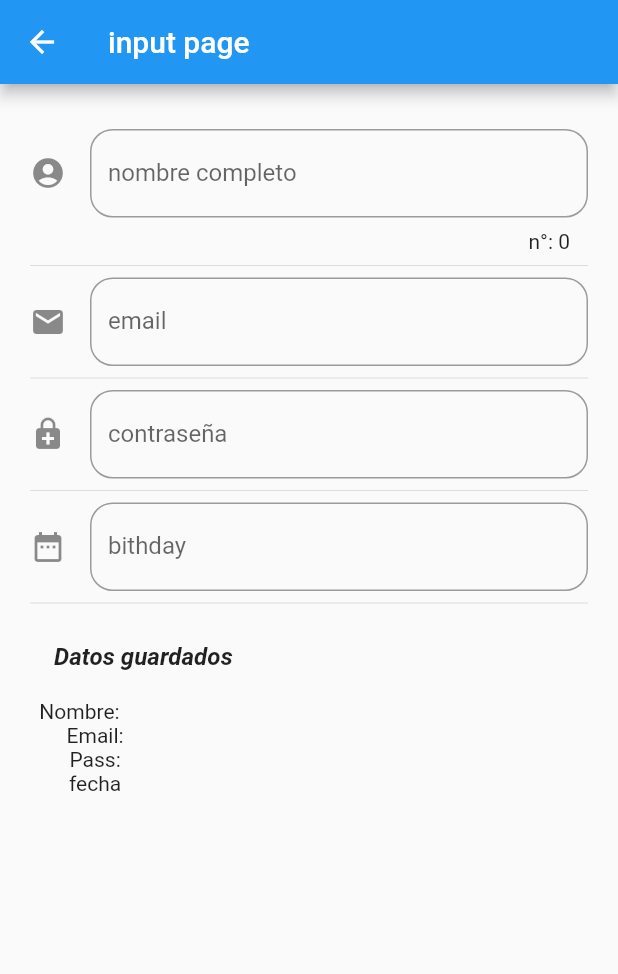
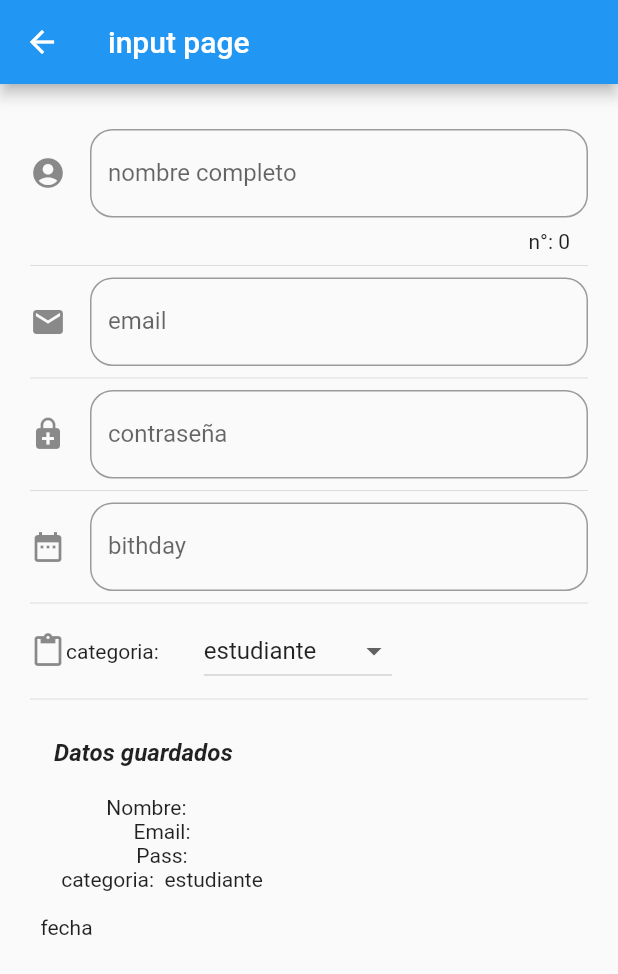
Before and after one commit to eliezer2020/mi_proyecto_flutter, a Flutter app: the screen it shows after launch, after a tap on "Input_page", on a phone screen of 412 x 824 dp. Shown: the top 974 px of the screen. Run offline on Flutter 3.47's test engine with Material 2 defaults, Android fonts, the phone set to English and light mode, and no system bars; network calls fail.

Commit message:
fin proyecto 1

```diff
--- a/lib/main.dart
+++ b/lib/main.dart
@@ -8,12 +8,18 @@ import 'package:mi_proyecto/src/home_page.dart';
 import 'package:mi_proyecto/src/input_page.dart';
 //import 'package:mi_proyecto/src/home_temp.dart';
 
+//support languajes
+import 'package:flutter_localizations/flutter_localizations.dart';
+import 'package:mi_proyecto/src/list_page.dart';
+import 'package:mi_proyecto/src/slider_page.dart';
+
 void main() => runApp(MyApp());
 
 class MyApp extends StatelessWidget {
   @override
   Widget build(context) {
     return MaterialApp(
+
       debugShowCheckedModeBanner: false,
       // home: HomePage(),
       initialRoute: "home",
@@ -25,7 +31,24 @@ class MyApp extends StatelessWidget {
         "card": (context) => CardPage(),
         "container": (context )=> AnimatedContainerClass(),
         "inputs": (context) => InputPage(),
+        "slider": (context) => SliderPage(),
+        "listpage": (context) => ListPage(),
+
       },
+
+
+      //languaje support
+      localizationsDelegates: [
+   // ... app-specific localization delegate[s] here
+   GlobalMaterialLocalizations.delegate,
+   GlobalWidgetsLocalizations.delegate,
+   GlobalCupertinoLocalizations.delegate,
+ ],
+ supportedLocales: [
+    const Locale('en'), // English
+    const Locale('es'), // spanish
+ ],
+
     );
   }
 }
--- a/lib/src/input_page.dart
+++ b/lib/src/input_page.dart
@@ -11,7 +11,11 @@ class InputPageState extends State<InputPage> {
   String _email = "";
   String _password = "";
   TextEditingController _inputDate = new TextEditingController();
-  String _fechaText ="";
+  String _fechaText = "";
+  String _controlvalue ="estudiante";
+
+  //drodown menu
+
   @override
   Widget build(BuildContext context) {
     return Scaffold(
@@ -19,9 +23,7 @@ class InputPageState extends State<InputPage> {
         title: Text("input page"),
       ),
       body: ListView(
-
         padding: EdgeInsets.symmetric(horizontal: 20.0, vertical: 30.0),
-
         children: <Widget>[
           _crearInput(),
           Divider(),
@@ -31,7 +33,17 @@ class InputPageState extends State<InputPage> {
           Divider(),
           _crearFecha(context),
           Divider(),
-          _mostrarPersona(),
+
+          Row(children: <Widget>[
+            Icon(Icons.content_paste, color: Colors.black45,),
+            Text("categoria:"),
+            SizedBox(width: 30.0,),
+            _combobox(context),
+          ],),
+
+          Divider(),
+          _mostrarPersona()
+          ,
         ],
       ),
     );
@@ -67,12 +79,21 @@ class InputPageState extends State<InputPage> {
       crossAxisAlignment: CrossAxisAlignment.start,
       children: <Widget>[
         ListTile(
-        title: Text("Datos guardados",style: TextStyle(fontStyle: FontStyle.italic, fontWeight: FontWeight.bold),),
+          title: Text(
+            "Datos guardados",
+            style: TextStyle(
+                fontStyle: FontStyle.italic, fontWeight: FontWeight.bold),
           ),
-      Text("""Nombre: $_nombre
+        ),
+        Text(
+          """Nombre: $_nombre
       Email:  $_email
       Pass:   $_password
-      fecha   $_fechaText""", textAlign: TextAlign.center,),
+      categoria:  $_controlvalue
+      """,
+          textAlign: TextAlign.center,
+        ),
+        Text("  fecha   $_fechaText"),
       ],
     );
   }
@@ -128,13 +149,11 @@ class InputPageState extends State<InputPage> {
       autofocus: false,
       keyboardType: TextInputType.datetime,
       controller: _inputDate,
-      onTap: (){
+      onTap: () {
         //desabilitar enfoque al texfield
         FocusScope.of(context).requestFocus(new FocusNode());
         _selectFecha(context);
       },
-
-
 
       decoration: InputDecoration(
         labelText: "bithday",
@@ -143,33 +162,50 @@ class InputPageState extends State<InputPage> {
         border: OutlineInputBorder(
           borderRadius: BorderRadius.circular(15.0),
         ),
-
       ),
     );
-
   }
 
   _selectFecha(BuildContext context) async {
-            DateTime fecha = await showDatePicker(context: context,
+    DateTime fecha = await showDatePicker(
+      context: context,
       initialDate: new DateTime.now(),
-             firstDate: new DateTime(1995, ),
+      firstDate: new DateTime(
+        1995,
+      ),
       lastDate: new DateTime.now(),
       //idoma del picker
-             locale: Locale("es","ES"),
+      locale: Locale("es", "ES"),
     );
 
-             if(fecha!=null)
-             {
+    if (fecha != null) {
       setState(() {
         _fechaText = fecha.toString();
         _inputDate.text = _fechaText;
+      });
+    }
+  }
+
+  Widget _combobox(BuildContext context) {
+
+    List<DropdownMenuItem<String>> myitems = new List();
+    List<String> opcionesdropdown = ["estudiante", "maestro", "administrativo"];
+
+    opcionesdropdown.forEach((item) {
+      myitems.add(DropdownMenuItem(
+        child: Text(item.toString()),
+        value: item,
+      ));
+    });
+
+    return DropdownButton(items: myitems,
+    value: _controlvalue,
+     onChanged: (item) {
+
+      setState(() {
+        _controlvalue= item;
 
       });
-
+    });
   }
-
-
 }
-
-
-}
--- a/lib/src/util/icons_util.dart
+++ b/lib/src/util/icons_util.dart
@@ -8,6 +8,9 @@ final mapIcon  = <String, IconData> {
 "accessibility" : Icons.accessibility,
 "folder_open": Icons.folder_open,
 "input" : Icons.input,
+"slider": Icons.call_made,
+"listpage": Icons.list,
+
 
 
 };
--- a/pubspec.yaml
+++ b/pubspec.yaml
@@ -19,7 +19,7 @@ environment:
 dependencies:
   flutter:
     sdk: flutter
-  flutter_localization:
+  flutter_localizations:
     sdk: flutter
 
   # The following adds the Cupertino Icons font to your application.
```
Also changed, not shown: data/menu_opts.json (+12 -0 lines), lib/src/list_page.dart (added, +133 -0 lines), lib/src/slider_page.dart (added, +84 -0 lines), assets/404.jpg (added), assets/Loading2.gif (added), pubspec.lock. Lines whose indentation alone changed are shown as unchanged.
